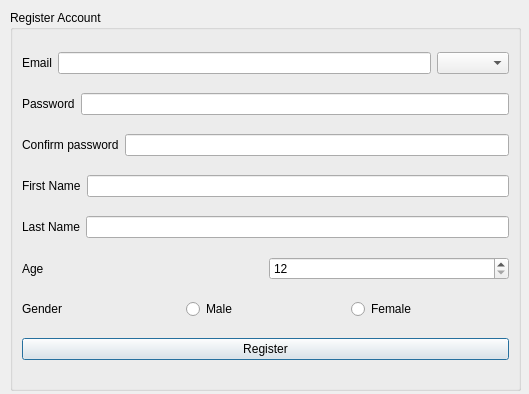
Before: the Qt Designer form In4B00king/register.ui in leejm17/ICT1009-In4B00king, drawn with Qt 5.
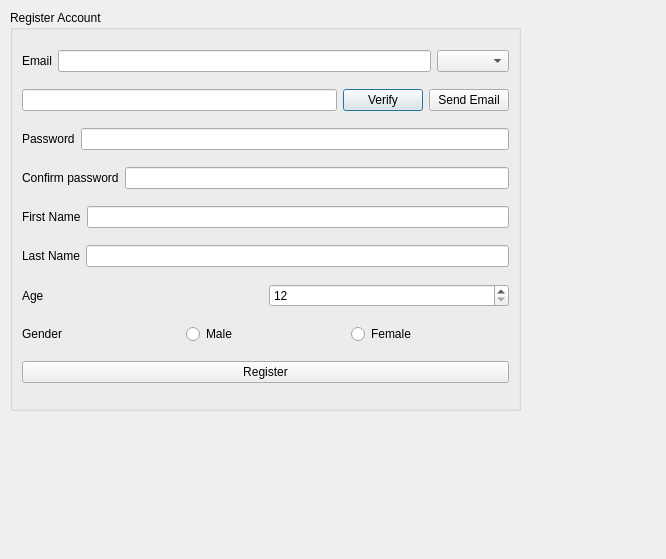
After: the same form once the commit is applied.

Commit message:
Added email verification
Uses curl. Will need to see how to make installation dynamic...

```diff
--- a/In4B00king/register.ui
+++ b/In4B00king/register.ui
@@ -6,8 +6,8 @@
    <rect>
     <x>0</x>
     <y>0</y>
-    <width>529</width>
-    <height>394</height>
+    <width>666</width>
+    <height>559</height>
    </rect>
   </property>
   <property name="windowTitle">
@@ -19,7 +19,7 @@
      <x>10</x>
      <y>10</y>
      <width>511</width>
-     <height>381</height>
+     <height>401</height>
     </rect>
    </property>
    <property name="title">
@@ -53,6 +53,43 @@
       </item>
      </layout>
     </item>
+    <item>
+     <layout class="QHBoxLayout" name="horizontalLayout_8">
+      <item>
+       <widget class="QLineEdit" name="Verify">
+        <property name="maximumSize">
+         <size>
+          <width>459</width>
+          <height>16777215</height>
+         </size>
+        </property>
+        <property name="text">
+         <string/>
+        </property>
+       </widget>
+      </item>
+      <item>
+       <widget class="QPushButton" name="verifyBtn">
+        <property name="text">
+         <string>Verify</string>
+        </property>
+        <property name="autoDefault">
+         <bool>true</bool>
+        </property>
+       </widget>
+      </item>
+      <item>
+       <widget class="QPushButton" name="testBtn">
+        <property name="text">
+         <string>Send Email</string>
+        </property>
+        <property name="autoDefault">
+         <bool>true</bool>
+        </property>
+       </widget>
+      </item>
+     </layout>
+    </item>
     <item>
      <layout class="QHBoxLayout" name="horizontalLayout_2">
       <item>
```
The commit also changes 3 other files.
